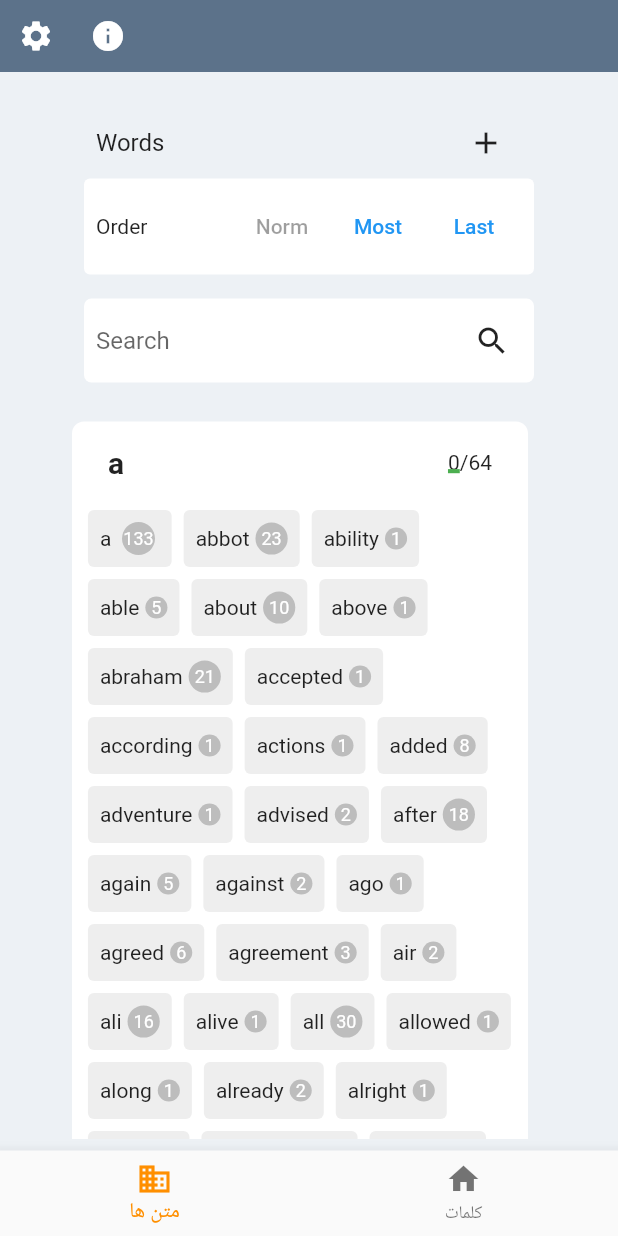
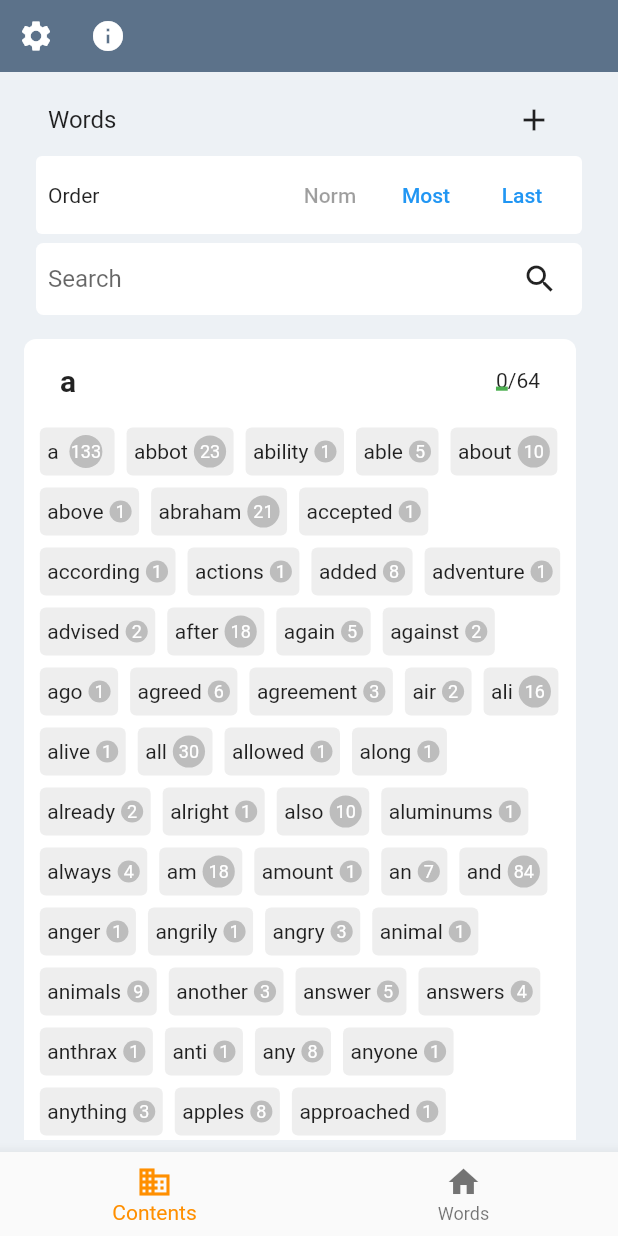
Before and after one commit to hpn33/landlearn, a Flutter app: the screen it shows after launch, swiped to page 2, on a phone screen of 412 x 824 dp. Run offline on Flutter 3.47's test engine with Material 2 defaults, Android fonts, the phone set to English and light mode, and no system bars; our stand-ins replace flutter_hooks, flutter_riverpod, hive_flutter, hooks_riverpod, moor; missing offline and left inert: desktop_drop, subtitle, translator; accounts and stored records are empty; generated files the repository leaves out were written again; project files that could hold a hidden picture were left out.

Commit message:
[UI] mobileScreen: word view

```diff
--- a/lib/ui/component/word_section_widget.dart
+++ b/lib/ui/component/word_section_widget.dart
@@ -90,7 +90,7 @@ class WordSectionWidget extends StatelessWidget {
                 openGoogleTranslateInBrowser(wordNotifier.word);
               },
               child: Padding(
-                padding: const EdgeInsets.all(8.0),
+                padding: const EdgeInsets.all(5.0),
                 child: Row(
                   mainAxisSize: MainAxisSize.min,
                   children: [
--- a/lib/ui/page/home/home_mobile.dart
+++ b/lib/ui/page/home/home_mobile.dart
@@ -39,11 +39,11 @@ class MobileHomePage extends HookConsumerWidget {
         items: const [
           BottomNavigationBarItem(
             icon: Icon(Icons.business),
-            label: 'متن ها',
+            label: 'Contents',
           ),
           BottomNavigationBarItem(
             icon: Icon(Icons.home),
-            label: 'کلمات',
+            label: 'Words',
           ),
         ],
         currentIndex: pageIndex.state,
--- a/lib/ui/page/home/word_view/word_view.dart
+++ b/lib/ui/page/home/word_view/word_view.dart
@@ -72,10 +72,9 @@ class WordView extends StatelessWidget {
   @override
   Widget build(BuildContext context) {
     return Padding(
-      padding: const EdgeInsets.symmetric(horizontal: 40.0, vertical: 8),
+      padding: const EdgeInsets.all(8.0),
       child: Column(
         children: [
-          const SizedBox(height: 15),
           _toolBar(context),
           _order(),
           _search(),
@@ -120,7 +119,7 @@ class WordView extends StatelessWidget {
         margin: const EdgeInsets.symmetric(horizontal: 16.0),
         elevation: 0,
         child: Padding(
-          padding: const EdgeInsets.all(8.0),
+          padding: const EdgeInsets.symmetric(horizontal: 8.0, vertical: 2),
           child: Row(
             children: [
               const Text('Order'),
@@ -156,8 +155,8 @@ class WordView extends StatelessWidget {
               useTextEditingController(text: ref.read(searchProvider));
 
           return Container(
-            margin: const EdgeInsets.all(16.0),
-            padding: const EdgeInsets.symmetric(vertical: 4.0, horizontal: 8),
+            margin: const EdgeInsets.symmetric(horizontal: 16.0, vertical: 6),
+            padding: const EdgeInsets.symmetric(horizontal: 8),
             decoration: BoxDecoration(
               color: Colors.white,
               borderRadius: BorderRadius.circular(5),
```
